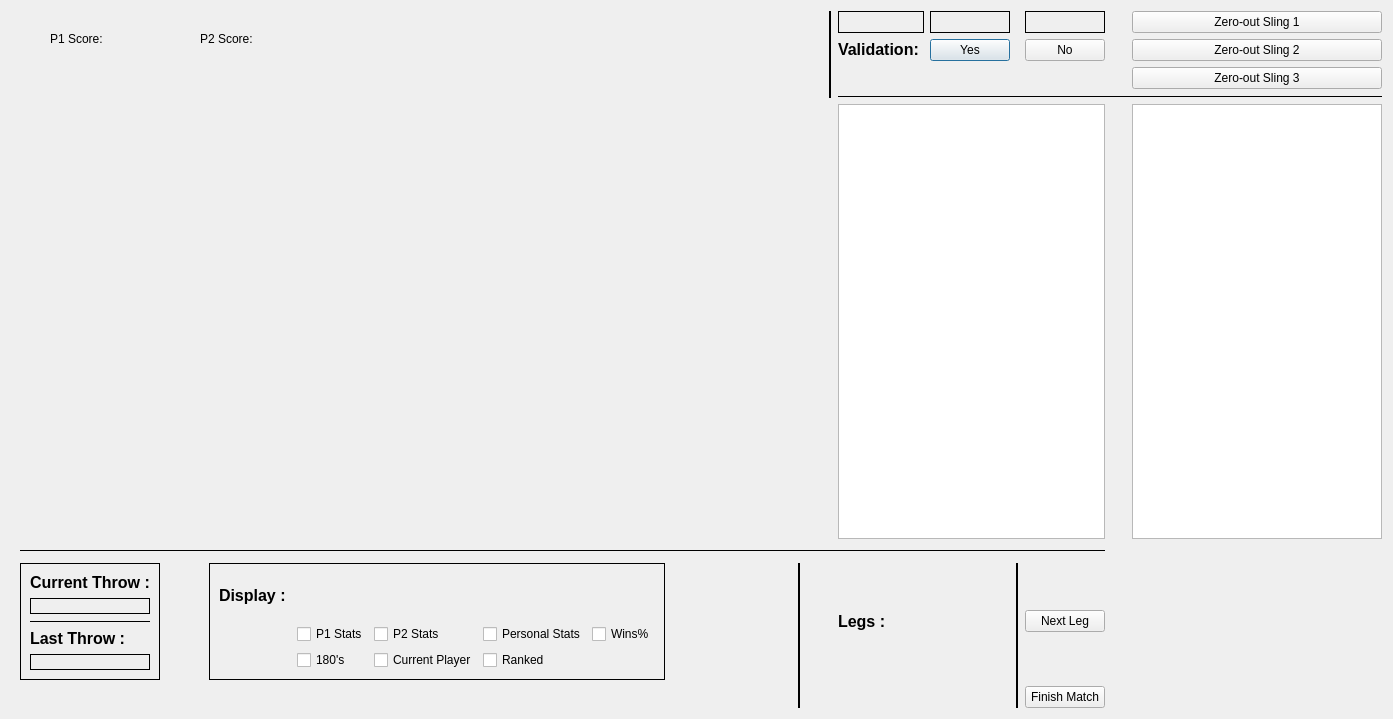
First picture: the form in scorerview.ui, repository dartbois/DartsTheEndIsNighest, before the edit.
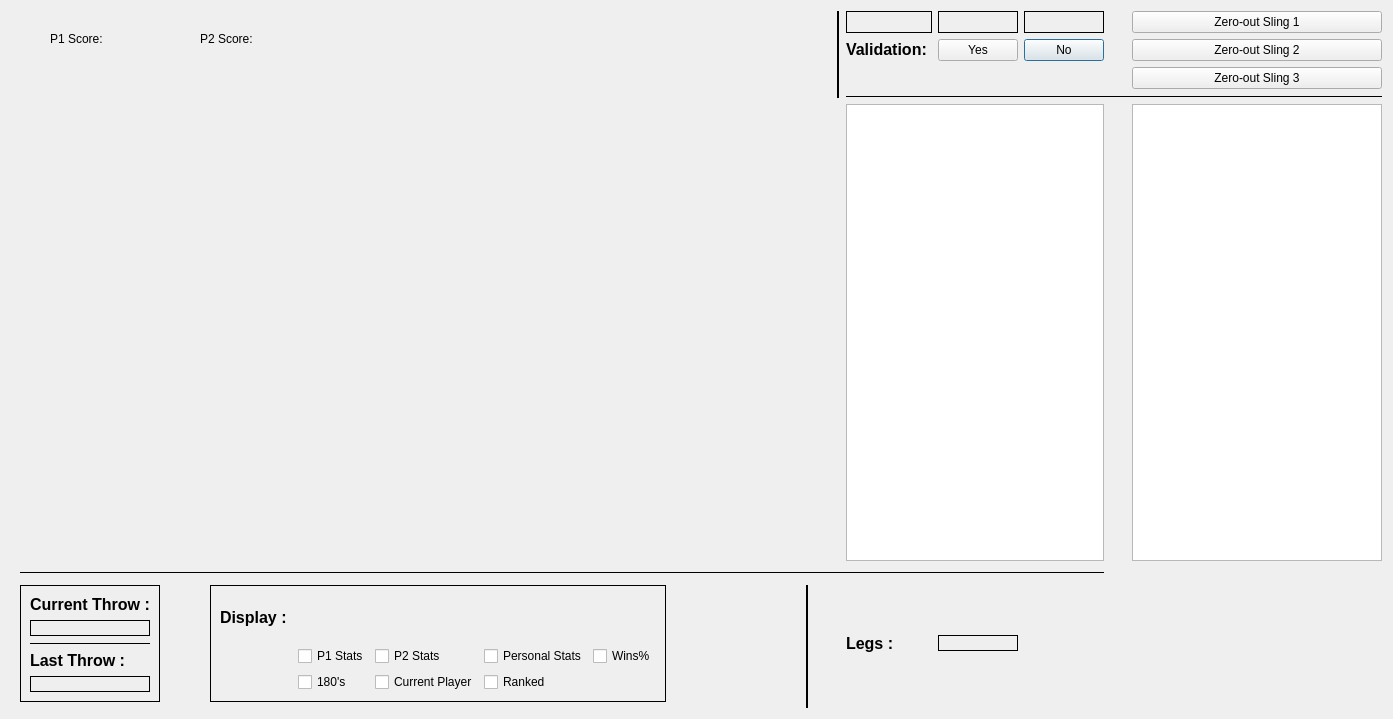
Second picture: the form after the edit. Custom widgets are drawn as their Qt base class.

```diff
--- a/scorerview.ui
+++ b/scorerview.ui
@@ -17,24 +17,13 @@
    <string>Dialog</string>
   </property>
   <layout class="QGridLayout" name="gridLayout">
-   <item row="1" column="16">
-    <widget class="QPushButton" name="ValadationYes">
-     <property name="text">
-      <string>Yes</string>
+   <item row="7" column="0">
+    <widget class="Line" name="line_8">
+     <property name="midLineWidth">
+      <number>2</number>
      </property>
-    </widget>
-   </item>
-   <item row="9" column="15" alignment="Qt::AlignVCenter">
-    <widget class="QLabel" name="label_6">
-     <property name="text">
-      <string>&lt;html&gt;&lt;head/&gt;&lt;body&gt;&lt;p&gt;&lt;span style=&quot; font-size:12pt; font-weight:600;&quot;&gt;Legs&lt;/span&gt;&lt;span style=&quot; font-size:12pt; font-weight:600;&quot;&gt; :&lt;/span&gt;&lt;/p&gt;&lt;/body&gt;&lt;/html&gt;</string>
-     </property>
-    </widget>
-   </item>
-   <item row="10" column="18">
-    <widget class="QPushButton" name="pushButton_4">
-     <property name="text">
-      <string>Finish Match</string>
+     <property name="orientation">
+      <enum>Qt::Vertical</enum>
      </property>
     </widget>
    </item>
@@ -100,14 +89,7 @@
      </widget>
     </widget>
    </item>
-   <item row="0" column="20">
-    <widget class="QPushButton" name="zeroSling1">
-     <property name="text">
-      <string>Zero-out Sling 1</string>
-     </property>
-    </widget>
-   </item>
-   <item row="6" column="2" rowspan="3" colspan="17">
+   <item row="6" column="2" rowspan="3" colspan="16">
     <widget class="Line" name="line_2">
      <property name="frameShadow">
       <enum>QFrame::Plain</enum>
@@ -120,6 +102,13 @@
      </property>
     </widget>
    </item>
+   <item row="1" column="17">
+    <widget class="QPushButton" name="ValadationNo">
+     <property name="text">
+      <string>No</string>
+     </property>
+    </widget>
+   </item>
    <item row="9" column="12" rowspan="2">
     <widget class="Line" name="line_5">
      <property name="baseSize">
@@ -142,49 +131,6 @@
      </property>
     </widget>
    </item>
-   <item row="9" column="17" rowspan="2">
-    <widget class="Line" name="line_9">
-     <property name="autoFillBackground">
-      <bool>false</bool>
-     </property>
-     <property name="frameShadow">
-      <enum>QFrame::Plain</enum>
-     </property>
-     <property name="lineWidth">
-      <number>2</number>
-     </property>
-     <property name="midLineWidth">
-      <number>2</number>
-     </property>
-     <property name="orientation">
-      <enum>Qt::Vertical</enum>
-     </property>
-    </widget>
-   </item>
-   <item row="1" column="15">
-    <widget class="QLabel" name="label_4">
-     <property name="text">
-      <string>&lt;html&gt;&lt;head/&gt;&lt;body&gt;&lt;p&gt;&lt;span style=&quot; font-size:12pt; font-weight:600;&quot;&gt;Validation: &lt;/span&gt;&lt;/p&gt;&lt;/body&gt;&lt;/html&gt;</string>
-     </property>
-    </widget>
-   </item>
-   <item row="4" column="20">
-    <widget class="QListWidget" name="listWidget">
-     <property name="maximumSize">
-      <size>
-       <width>250</width>
-       <height>16777215</height>
-      </size>
-     </property>
-    </widget>
-   </item>
-   <item row="9" column="16">
-    <widget class="QLabel" name="LegNumber">
-     <property name="text">
-      <string/>
-     </property>
-    </widget>
-   </item>
    <item row="0" column="16">
     <widget class="QLabel" name="SlingTwo">
      <property name="frameShape">
@@ -195,50 +141,10 @@
      </property>
     </widget>
    </item>
-   <item row="1" column="18">
-    <widget class="QPushButton" name="ValadationNo">
+   <item row="1" column="19">
+    <widget class="QPushButton" name="zeroSling2">
      <property name="text">
-      <string>No</string>
-     </property>
-    </widget>
-   </item>
-   <item row="0" column="18">
-    <widget class="QLabel" name="SlineThree">
-     <property name="frameShape">
-      <enum>QFrame::Box</enum>
-     </property>
-     <property name="text">
-      <string/>
-     </property>
-    </widget>
-   </item>
-   <item row="4" column="15" colspan="4">
-    <widget class="QListWidget" name="listWidget">
-     <property name="maximumSize">
-      <size>
-       <width>350</width>
-       <height>16777215</height>
-      </size>
-     </property>
-     <property name="frameShadow">
-      <enum>QFrame::Plain</enum>
-     </property>
-    </widget>
-   </item>
-   <item row="7" column="0">
-    <widget class="Line" name="line_8">
-     <property name="midLineWidth">
-      <number>2</number>
-     </property>
-     <property name="orientation">
-      <enum>Qt::Vertical</enum>
-     </property>
-    </widget>
-   </item>
-   <item row="9" column="18">
-    <widget class="QPushButton" name="pushButton_3">
-     <property name="text">
-      <string>Next Leg</string>
+      <string>Zero-out Sling 2</string>
      </property>
     </widget>
    </item>
@@ -308,6 +214,26 @@
      </property>
     </widget>
    </item>
+   <item row="4" column="19">
+    <widget class="QListWidget" name="listWidget2">
+     <property name="maximumSize">
+      <size>
+       <width>250</width>
+       <height>16777215</height>
+      </size>
+     </property>
+    </widget>
+   </item>
+   <item row="0" column="17">
+    <widget class="QLabel" name="SlineThree">
+     <property name="frameShape">
+      <enum>QFrame::Box</enum>
+     </property>
+     <property name="text">
+      <string/>
+     </property>
+    </widget>
+   </item>
    <item row="9" column="5">
     <widget class="QFrame" name="frame_2">
      <property name="frameShape">
@@ -376,33 +302,23 @@
      </layout>
     </widget>
    </item>
-   <item row="1" column="20">
-    <widget class="QPushButton" name="zeroSling2">
+   <item row="9" column="16" alignment="Qt::AlignVCenter">
+    <widget class="QLabel" name="LegNumber">
+     <property name="frameShape">
+      <enum>QFrame::Box</enum>
+     </property>
      <property name="text">
-      <string>Zero-out Sling 2</string>
+      <string/>
      </property>
     </widget>
    </item>
-   <item row="2" column="20">
+   <item row="2" column="19">
     <widget class="QPushButton" name="zeroSling3">
      <property name="text">
       <string>Zero-out Sling 3</string>
      </property>
     </widget>
    </item>
-   <item row="3" column="15" colspan="6">
-    <widget class="Line" name="line_6">
-     <property name="frameShadow">
-      <enum>QFrame::Plain</enum>
-     </property>
-     <property name="midLineWidth">
-      <number>2</number>
-     </property>
-     <property name="orientation">
-      <enum>Qt::Horizontal</enum>
-     </property>
-    </widget>
-   </item>
    <item row="0" column="14" rowspan="4">
     <widget class="Line" name="line_11">
      <property name="frameShadow">
@@ -419,20 +335,71 @@
      </property>
     </widget>
    </item>
+   <item row="3" column="15" colspan="5">
+    <widget class="Line" name="line_6">
+     <property name="frameShadow">
+      <enum>QFrame::Plain</enum>
+     </property>
+     <property name="midLineWidth">
+      <number>2</number>
+     </property>
+     <property name="orientation">
+      <enum>Qt::Horizontal</enum>
+     </property>
+    </widget>
+   </item>
+   <item row="1" column="15">
+    <widget class="QLabel" name="label_4">
+     <property name="text">
+      <string>&lt;html&gt;&lt;head/&gt;&lt;body&gt;&lt;p&gt;&lt;span style=&quot; font-size:12pt; font-weight:600;&quot;&gt;Validation: &lt;/span&gt;&lt;/p&gt;&lt;/body&gt;&lt;/html&gt;</string>
+     </property>
+    </widget>
+   </item>
+   <item row="0" column="19">
+    <widget class="QPushButton" name="zeroSling1">
+     <property name="text">
+      <string>Zero-out Sling 1</string>
+     </property>
+    </widget>
+   </item>
+   <item row="1" column="16">
+    <widget class="QPushButton" name="ValadationYes">
+     <property name="text">
+      <string>Yes</string>
+     </property>
+    </widget>
+   </item>
+   <item row="9" column="15" alignment="Qt::AlignVCenter">
+    <widget class="QLabel" name="label_6">
+     <property name="text">
+      <string>&lt;html&gt;&lt;head/&gt;&lt;body&gt;&lt;p&gt;&lt;span style=&quot; font-size:12pt; font-weight:600;&quot;&gt;Legs&lt;/span&gt;&lt;span style=&quot; font-size:12pt; font-weight:600;&quot;&gt; :&lt;/span&gt;&lt;/p&gt;&lt;/body&gt;&lt;/html&gt;</string>
+     </property>
+    </widget>
+   </item>
+   <item row="4" column="15" colspan="3">
+    <widget class="QListWidget" name="listWidget">
+     <property name="maximumSize">
+      <size>
+       <width>350</width>
+       <height>16777215</height>
+      </size>
+     </property>
+     <property name="frameShadow">
+      <enum>QFrame::Plain</enum>
+     </property>
+    </widget>
+   </item>
   </layout>
   <zorder>line_2</zorder>
   <zorder>line_8</zorder>
   <zorder>line_6</zorder>
-  <zorder>listWidget</zorder>
+  <zorder>listWidget2</zorder>
   <zorder>line_5</zorder>
   <zorder>frame_2</zorder>
   <zorder>frame</zorder>
   <zorder>label_6</zorder>
   <zorder>SlingOne</zorder>
   <zorder>SlineThree</zorder>
-  <zorder>pushButton_3</zorder>
-  <zorder>pushButton_4</zorder>
-  <zorder>line_9</zorder>
   <zorder>LegNumber</zorder>
   <zorder>SlingTwo</zorder>
   <zorder>widget</zorder>
```
